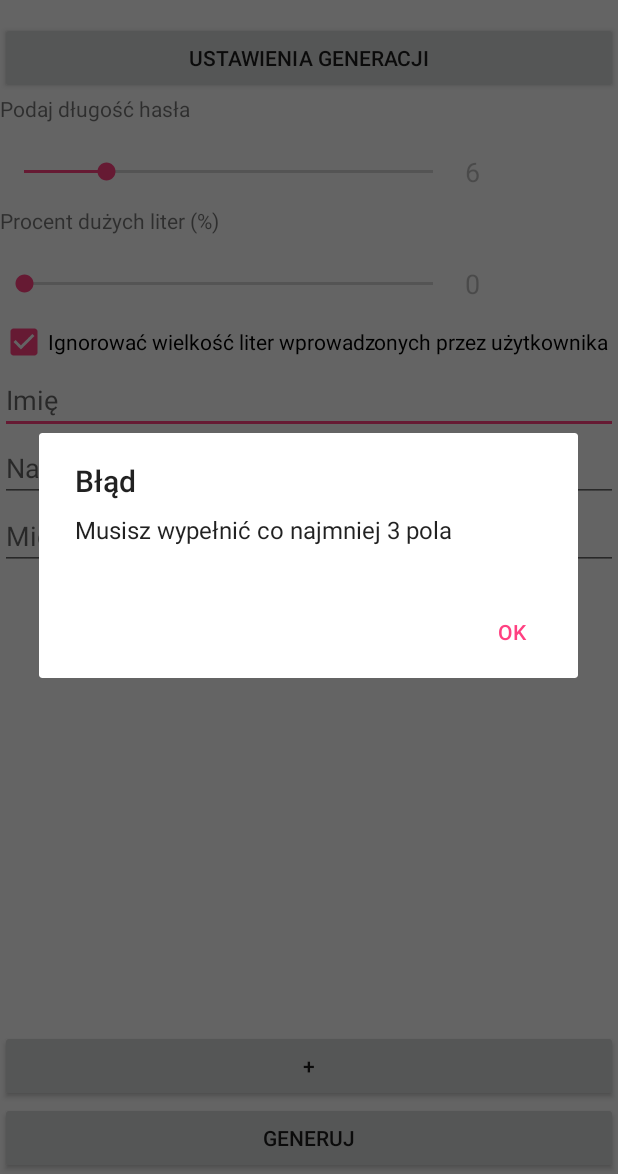
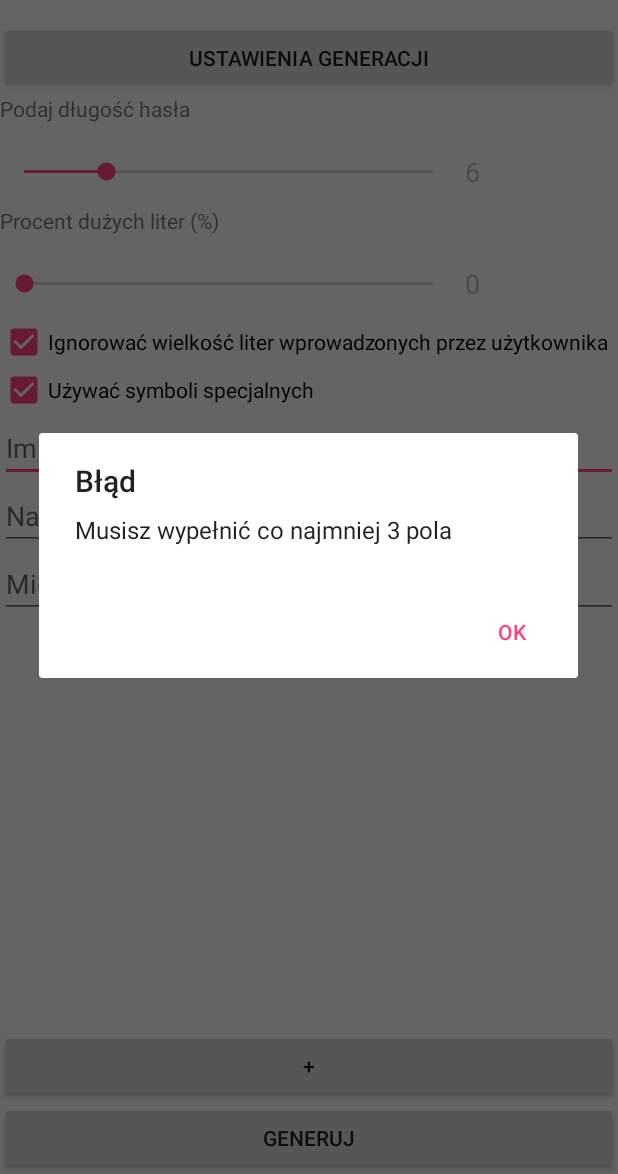
Before and after one commit to filipw2/projektGenerator, an Android app: the screen it shows after launch (MainActivity), after a tap on "GENERUJ", on a phone screen of 412 x 824 dp, the part 62-1236 px from its top. Run offline under Robolectric (Android 15) with nearby library versions, the phone set to English and light mode, and no system bars; 1 other tap on this screen came first.

Commit message:
Special chars enable/disable option

```diff
--- a/app/src/main/java/com/example/projekt/generator/Generator.java
+++ b/app/src/main/java/com/example/projekt/generator/Generator.java
@@ -16,6 +16,7 @@ public class Generator {
     private String allData;
     private int upperCount;
     private boolean ignore=true;
+    private boolean specCase=true;
 
     public static Generator instance;
 
@@ -125,10 +126,15 @@ public class Generator {
                 }
             }
 
-            //should add settings for this later
-            generated = specchar(generated, 'a');
-            generated = specchar(generated, 's');
-            if(upperCount!=0) {
+            //special chars adding if enabled
+            if(specCase)
+            {
+                generated = specchar(generated, 'a');
+                generated = specchar(generated, 's');
+            }
+            //upper case letter adding if enabled
+            if(upperCount!=0)
+            {
                 double ca=(double)passwordLength*(double)upperCount/(double)100;
                 int count = (int)Math.round(ca);
                 generated = upper(generated, count);
@@ -177,5 +183,5 @@ public class Generator {
         allData="";
     }
 
-    public void setUpper(int i, boolean j){upperCount=i; ignore=j;}
+    public void setUpper(int i, boolean j, boolean k){upperCount=i; ignore=j; specCase=k;}
 }
--- a/app/src/main/java/com/example/projekt/generator/MainActivity.java
+++ b/app/src/main/java/com/example/projekt/generator/MainActivity.java
@@ -36,6 +36,7 @@ public class MainActivity extends AppCompatActivity {
     public static final String EXTRA_MESSAGE = "com.example.myfirstapp.MESSAGE";
     int passwordLength;
     boolean ignore=true;
+    boolean specCase=true;
     boolean settingsVisible=false;
     TextView upp;
 
@@ -170,13 +171,20 @@ public class MainActivity extends AppCompatActivity {
         gen.clear();
         //fetching data from user
         CheckBox cb = (CheckBox) findViewById(R.id.checkBox);
+        CheckBox cb2 = (CheckBox) findViewById(R.id.checkBox2);
         if (cb.isChecked()) {
             ignore=true;
         }
         else {
             ignore = false;
         }
-        gen.setUpper(Integer.parseInt(upp.getText().toString()), ignore);
+        if (cb2.isChecked()) {
+            specCase=true;
+        }
+        else {
+            specCase = false;
+        }
+        gen.setUpper(Integer.parseInt(upp.getText().toString()), ignore, specCase);
 
         try {
             if (setData()) {
--- a/app/src/main/res/layout/activity_main.xml
+++ b/app/src/main/res/layout/activity_main.xml
@@ -85,6 +85,13 @@
         android:layout_height="wrap_content"
         android:checked="true"
         android:text="@string/ignore" />
+
+        <CheckBox
+            android:id="@+id/checkBox2"
+            android:layout_width="match_parent"
+            android:layout_height="wrap_content"
+            android:checked="true"
+            android:text="@string/spec" />
     </LinearLayout>
 
     <LinearLayout
--- a/app/src/main/res/values/strings.xml
+++ b/app/src/main/res/values/strings.xml
@@ -17,4 +17,5 @@
     <string name="location">Mejscowość</string>
     <string name="options">Ustawienia generacji</string>
     <string name="ignore">Ignorować wielkość liter wprowadzonych przez użytkownika</string>
+    <string name="spec">Używać symboli specjalnych</string>
 </resources>
```
